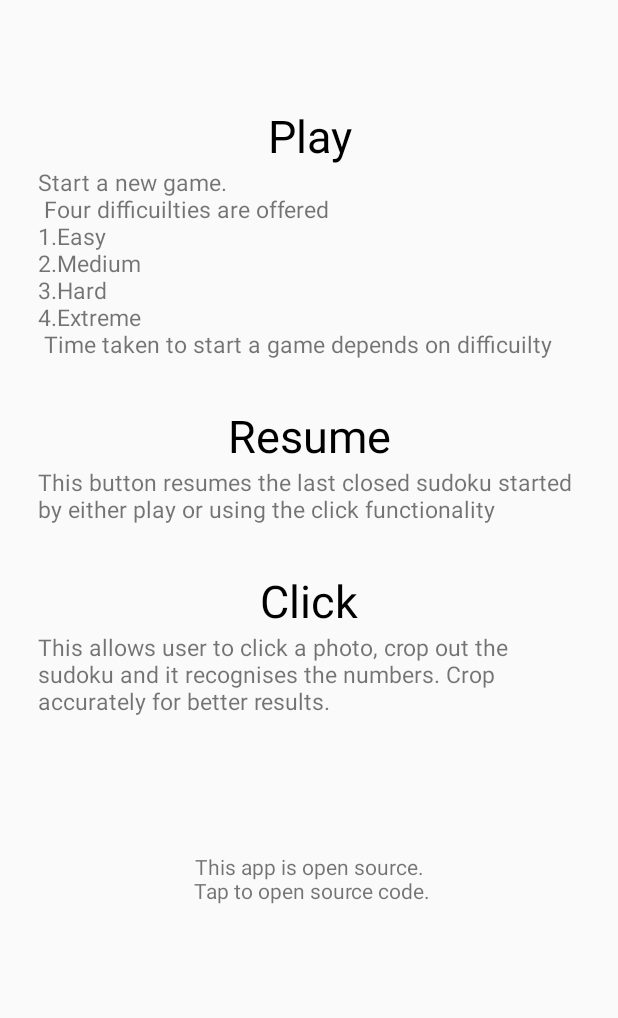
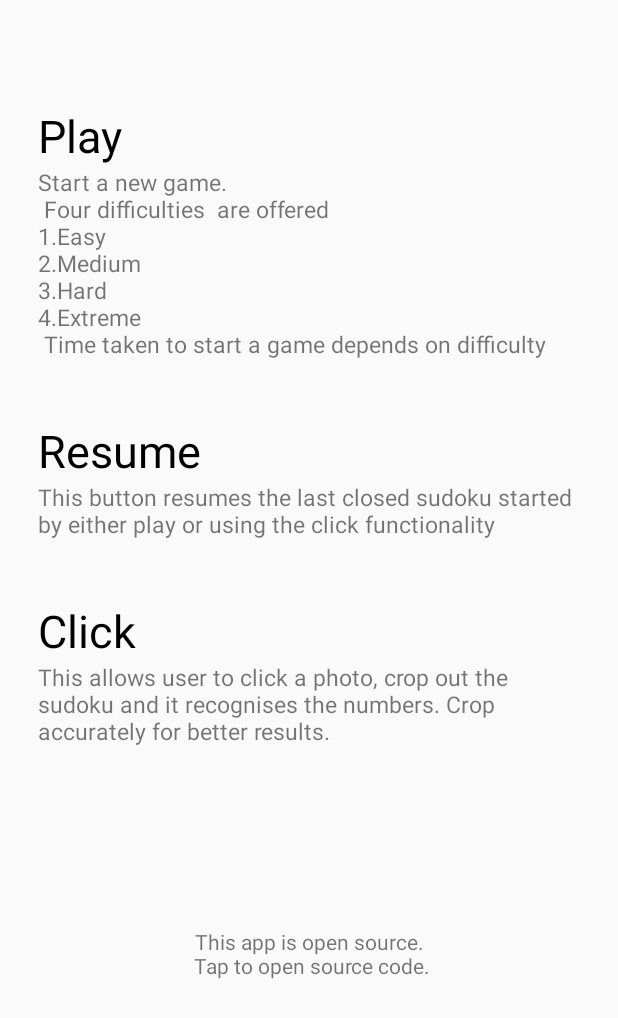
Before and after one commit to ShubhamVashishth5/Minimal_sudoku, an Android app: the aboutPerson screen opened directly, with no data from a screen before it, on a phone screen of 412 x 824 dp. Shown: the top 1018 px of the screen. Run offline under Robolectric (Android 15) with nearby library versions, the phone set to English and light mode, and no system bars.

Commit message:
Changed name

```diff
--- a/app/src/main/res/layout/activity_about_person.xml
+++ b/app/src/main/res/layout/activity_about_person.xml
@@ -14,7 +14,6 @@
         android:layout_marginLeft="25dp"
         android:layout_marginTop="70dp"
         android:layout_marginRight="25dp"
-        android:gravity="center"
         android:text="Play"
         android:textColor="#000000"
         android:textSize="30sp" />
@@ -26,8 +25,8 @@
         android:layout_marginLeft="25dp"
         android:layout_marginRight="25dp"
         android:gravity="center"
-        android:text="Start a new game. \n Four difficuilties are offered
-\n1.Easy\n2.Medium\n3.Hard\n4.Extreme\n Time taken to start a game depends on difficuilty "
+        android:text="Start a new game. \n Four difficulties  are offered
+\n1.Easy\n2.Medium\n3.Hard\n4.Extreme\n Time taken to start a game depends on difficulty "
         android:textAlignment="viewStart"
         android:textSize="15sp" />
 
@@ -36,9 +35,8 @@
         android:layout_width="match_parent"
         android:layout_height="wrap_content"
         android:layout_marginLeft="25dp"
-        android:layout_marginTop="30dp"
+        android:layout_marginTop="40dp"
         android:layout_marginRight="25dp"
-        android:gravity="center"
         android:text="Resume"
         android:textColor="#000000"
         android:textSize="30sp" />
@@ -59,9 +57,8 @@
         android:layout_width="match_parent"
         android:layout_height="wrap_content"
         android:layout_marginLeft="25dp"
-        android:layout_marginTop="30dp"
+        android:layout_marginTop="40dp"
         android:layout_marginRight="25dp"
-        android:gravity="center"
         android:text="Click"
         android:textColor="#000000"
         android:textSize="30sp" />
@@ -82,7 +79,7 @@
         android:layout_width="match_parent"
         android:layout_height="wrap_content"
         android:layout_marginLeft="25dp"
-        android:layout_marginTop="90dp"
+        android:layout_marginTop="120dp"
         android:layout_marginRight="25dp"
         android:gravity="center"
         android:text="This app is open source.\n Tap to open source code." />
```
